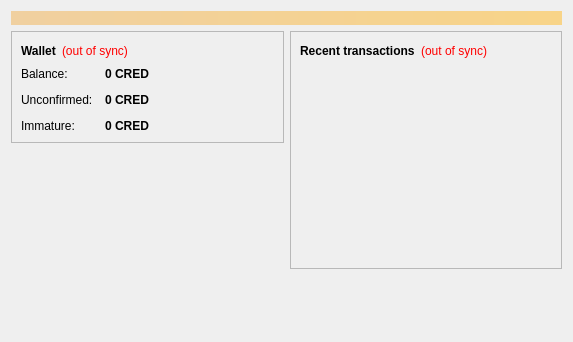
Old version of the form src/qt/forms/overviewpage.ui in the repository CREDICOIN/CREDI.
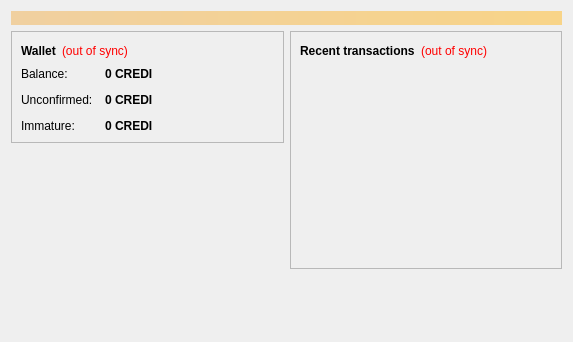
New version of the form. Icons and pictures are not drawn.

The edit to the form file:
```diff
--- a/src/qt/forms/overviewpage.ui
+++ b/src/qt/forms/overviewpage.ui
@@ -122,7 +122,7 @@
                <string>Your current balance</string>
               </property>
               <property name="text">
-               <string notr="true">0 CRED</string>
+               <string notr="true">0 CREDI</string>
               </property>
               <property name="textInteractionFlags">
                <set>Qt::LinksAccessibleByMouse|Qt::TextSelectableByKeyboard|Qt::TextSelectableByMouse</set>
@@ -151,7 +151,7 @@
                <string>Total of transactions that have yet to be confirmed, and do not yet count toward the current balance</string>
               </property>
               <property name="text">
-               <string notr="true">0 CRED</string>
+               <string notr="true">0 CREDI</string>
               </property>
               <property name="textInteractionFlags">
                <set>Qt::LinksAccessibleByMouse|Qt::TextSelectableByKeyboard|Qt::TextSelectableByMouse</set>
@@ -177,7 +177,7 @@
                <string>Mined balance that has not yet matured</string>
               </property>
               <property name="text">
-               <string notr="true">0 CRED</string>
+               <string notr="true">0 CREDI</string>
               </property>
               <property name="textInteractionFlags">
                <set>Qt::LinksAccessibleByMouse|Qt::TextSelectableByKeyboard|Qt::TextSelectableByMouse</set>
```
Left out of the diff: 4 changed lines with no effect on the pictures.
